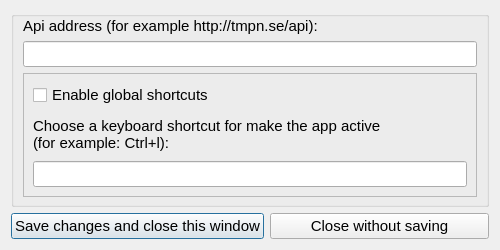
Above: apps/Source_and_executables/Win_Mac_Linux/settingsdialog.ui from sebastianlundin/ProjectX before the change. Below: the same form after it.
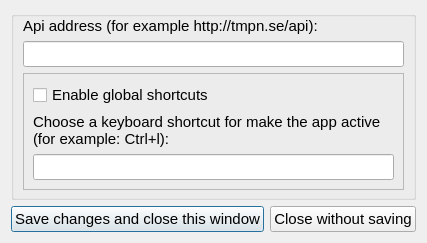
That is the form after the change.

The edit to the form file:
```diff
--- a/apps/Source_and_executables/Win_Mac_Linux/settingsdialog.ui
+++ b/apps/Source_and_executables/Win_Mac_Linux/settingsdialog.ui
@@ -42,12 +42,15 @@
   <property name="windowTitle">
    <string>Preferences</string>
   </property>
+  <property name="sizeGripEnabled">
+   <bool>false</bool>
+  </property>
   <property name="modal">
    <bool>true</bool>
   </property>
   <layout class="QGridLayout" name="gridLayout">
    <property name="sizeConstraint">
-    <enum>QLayout::SetDefaultConstraint</enum>
+    <enum>QLayout::SetFixedSize</enum>
    </property>
    <item row="0" column="0" colspan="2">
     <widget class="QGroupBox" name="settingsFrame">
```
